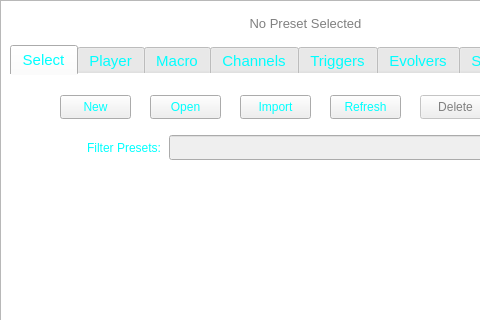
Old version of the form ui/sbmain/soundbenchmain.ui in the repository TheDaemoness/Soundbench; both pictures show x 0 to 480 and y 0 to 320 of the 1065 by 573 pixel window.
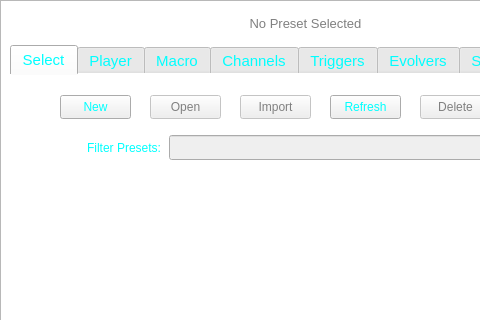
New version of the form. Icons and pictures are not drawn.

Commit message: Bug fixes. A few buttons are now disabled by default. Soundbench now reads the byte arrays storing the metadata correctly. The Refresh button now cues a relist of the presets in the directory (fixme: it does not delete the preset record). The New button now resets the blueprint to the default.

```diff
--- a/ui/sbmain/soundbenchmain.ui
+++ b/ui/sbmain/soundbenchmain.ui
@@ -495,10 +495,10 @@
      <widget class="QListWidget" name="presetList">
       <property name="geometry">
        <rect>
-        <x>65</x>
-        <y>110</y>
-        <width>921</width>
-        <height>276</height>
+        <x>60</x>
+        <y>112</y>
+        <width>926</width>
+        <height>275</height>
        </rect>
       </property>
       <property name="styleSheet">
@@ -506,6 +506,9 @@
       </property>
      </widget>
      <widget class="QPushButton" name="openButton">
+      <property name="enabled">
+       <bool>false</bool>
+      </property>
       <property name="geometry">
        <rect>
         <x>140</x>
@@ -634,6 +637,9 @@
       </property>
      </widget>
      <widget class="QPushButton" name="importPresetButton">
+      <property name="enabled">
+       <bool>false</bool>
+      </property>
       <property name="geometry">
        <rect>
         <x>230</x>
```
The commit also changes 4 other files.
